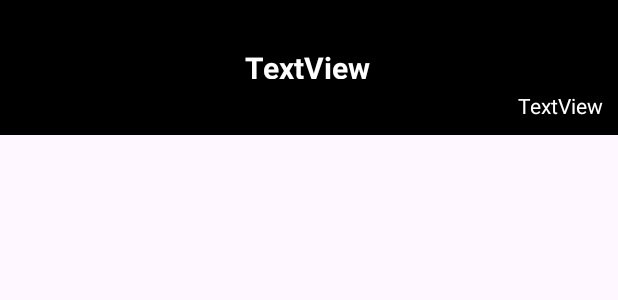
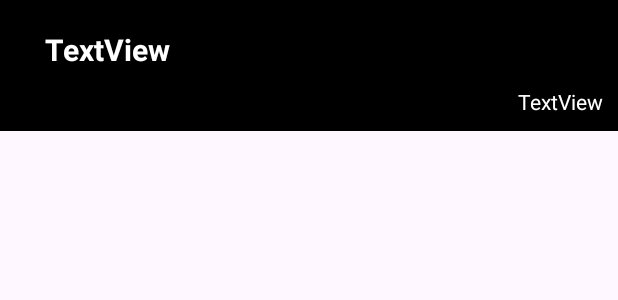
Before and after one commit to HanifBocil12/firebase_learn, an Android app: the layout itemtodo.xml on its own in the app's theme, with its tools: preview values and no code run, on a phone screen of 412 x 824 dp. Shown: the top 300 px of the screen. Run offline under Robolectric (Android 15) with nearby library versions, the phone set to English and light mode, and no system bars.

Commit message:
11/17/24 5:35

```diff
--- a/app/src/main/java/com/example/myapplication/Add.kt
+++ b/app/src/main/java/com/example/myapplication/Add.kt
@@ -19,8 +19,8 @@ import com.google.firebase.firestore.FirebaseFirestore
 import java.util.Objects
 
 class Add : AppCompatActivity() {
-    private var mAuth: FirebaseAuth = FirebaseAuth.getInstance()
     var db: FirebaseFirestore = FirebaseFirestore.getInstance()
+    var mAuth: FirebaseAuth = FirebaseAuth.getInstance()
     override fun onCreate(savedInstanceState: Bundle?) {
         super.onCreate(savedInstanceState)
         enableEdgeToEdge()
--- a/app/src/main/java/com/example/myapplication/User.kt
+++ b/app/src/main/java/com/example/myapplication/User.kt
@@ -1,4 +1,6 @@
 package com.example.myapplication
+
+import com.google.firebase.auth.FirebaseAuth
 
 data class User (
     var users:String ="",
--- /dev/null
+++ b/app/src/main/res/drawable/baseline_search_24.xml
@@ -0,0 +1,5 @@
+<vector xmlns:android="http://schemas.android.com/apk/res/android" android:height="24dp" android:tint="@android:color/white" android:viewportHeight="24" android:viewportWidth="24" android:width="24dp">
+
+    <path android:fillColor="@android:color/white" android:pathData="M15.5,14h-0.79l-0.28,-0.27C15.41,12.59 16,11.11 16,9.5 16,5.91 13.09,3 9.5,3S3,5.91 3,9.5 5.91,16 9.5,16c1.61,0 3.09,-0.59 4.23,-1.57l0.27,0.28v0.79l5,4.99L20.49,19l-4.99,-5zM9.5,14C7.01,14 5,11.99 5,9.5S7.01,5 9.5,5 14,7.01 14,9.5 11.99,14 9.5,14z"/>
+
+</vector>
--- a/app/src/main/res/layout/itemtodo.xml
+++ b/app/src/main/res/layout/itemtodo.xml
@@ -1,26 +1,36 @@
 <?xml version="1.0" encoding="utf-8"?>
-<androidx.constraintlayout.widget.ConstraintLayout xmlns:android="http://schemas.android.com/apk/res/android"
+<LinearLayout xmlns:android="http://schemas.android.com/apk/res/android"
     xmlns:app="http://schemas.android.com/apk/res-auto"
     xmlns:tools="http://schemas.android.com/tools"
+    android:layout_width="match_parent"
+    android:layout_height="100dp"
+    android:orientation="horizontal"
+    tools:layout_editor_absoluteX="10dp"
+    tools:layout_editor_absoluteY="10dp">
+
+
+    <androidx.constraintlayout.widget.ConstraintLayout
         android:layout_width="match_parent"
         android:layout_height="wrap_content"
         android:background="#000000"
         android:padding="10dp">
 
+
         <TextView
             android:id="@+id/tv_tite"
-        android:layout_width="309dp"
-        android:layout_height="21dp"
-        android:layout_marginStart="40dp"
+            android:layout_width="311dp"
+            android:layout_height="34dp"
+            android:layout_marginStart="20dp"
+            android:gravity="center"
             android:text="TextView"
-        android:textAlignment="center"
+            android:textAlignment="viewStart"
             android:textColor="@color/white"
             android:textSize="20sp"
             android:textStyle="bold"
             app:layout_constraintBottom_toBottomOf="parent"
             app:layout_constraintStart_toStartOf="parent"
             app:layout_constraintTop_toTopOf="parent"
-        app:layout_constraintVertical_bias="0.442" />
+            app:layout_constraintVertical_bias="0.181" />
 
         <TextView
             android:id="@+id/tv_time"
@@ -33,4 +43,6 @@
             app:layout_constraintHorizontal_bias="1.0"
             app:layout_constraintStart_toEndOf="@+id/tv_tite"
             app:layout_constraintTop_toBottomOf="@+id/tv_tite" />
+
     </androidx.constraintlayout.widget.ConstraintLayout>
+</LinearLayout>
```
Also changed, not shown: app/src/main/java/com/example/myapplication/Edit.kt (+6 -1 lines), app/src/main/java/com/example/myapplication/MainActivity.kt (+51 -35 lines), app/src/main/res/layout/activity_main.xml (+36 -19 lines), app/src/main/res/menu/bar2.xml (added, +13 -0 lines). Lines whose indentation alone changed are shown as unchanged.
